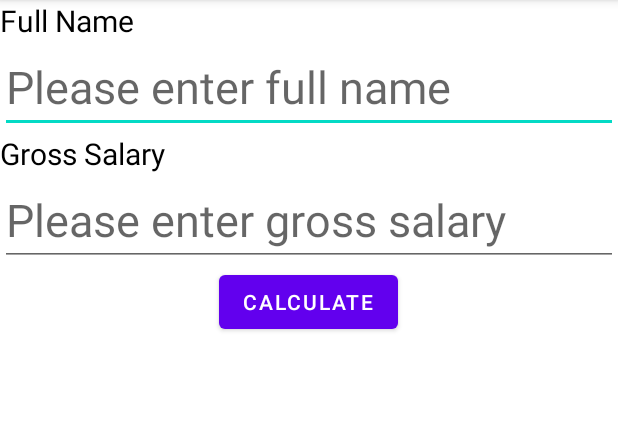
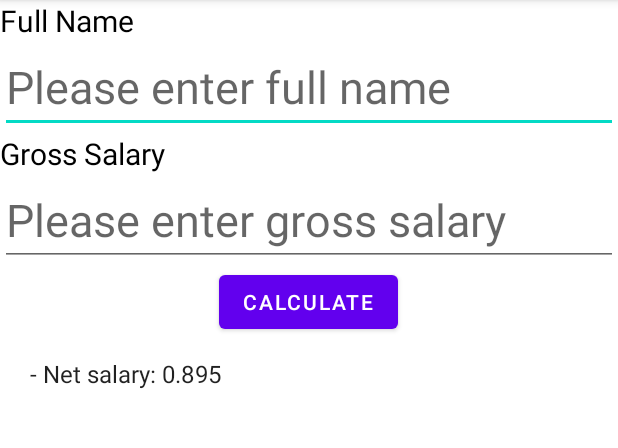
Before and after one commit to ThanhhTruongg1901/mobile_labs_20522079, an Android app: the screen it shows after launch (MainActivity), after a tap on "CALCULATE", on a phone screen of 412 x 824 dp, the part 84-532 px from its top. Run offline under Robolectric (Android 15) with nearby library versions, the phone set to English and light mode, and no system bars; 1 statement that could not run was skipped.

Commit message:
Finish Lab2

```diff
--- a/app/src/main/java/com/example/lab02/MainActivity.java
+++ b/app/src/main/java/com/example/lab02/MainActivity.java
@@ -5,12 +5,20 @@ import androidx.appcompat.app.AppCompatActivity;
 
 import android.os.Bundle;
 import android.view.View;
+import android.widget.ArrayAdapter;
 import android.widget.Button;
 import android.widget.EditText;
+import android.widget.ListView;
+import android.widget.TextView;
+
+import java.util.ArrayList;
 
 public class MainActivity extends AppCompatActivity {
     Button btnCalculate;
     EditText FullName, GrossSalary;
+   // TextView Result;
+    ListView Result;
+    ArrayList<String> arrResult;
 
     @Override
     protected void onCreate(Bundle savedInstanceState) {
@@ -20,13 +28,25 @@ public class MainActivity extends AppCompatActivity {
         btnCalculate = (Button) findViewById(R.id.buttonCalculate);
         FullName = (EditText) findViewById(R.id.FullName);
         GrossSalary = (EditText) findViewById(R.id.Gross);
+       // Result = (TextView) findViewById(R.id.result);
+        Result = (ListView) findViewById(R.id.Result);
+        arrResult = new ArrayList<>();
 
         btnCalculate.setOnClickListener(
                 new View.OnClickListener() {
                     @Override
                     public void onClick(View view) {
                         String name = FullName.getText().toString();
-                        Double sal = Double.parseDouble(GrossSalary.getText().toString());
+                        int sal = Integer.parseInt(GrossSalary.getText().toString());
+                        personal_salary ps = new personal_salary();
+                        Double salary;
+                        salary = ps.GetSalary(sal);
+                        String items = name + " - " + "Net salary: " + salary;
+                        arrResult.add(items);
+                        ArrayAdapter adapter = new ArrayAdapter(MainActivity.this, android.R.layout.simple_list_item_1, arrResult);
+                        Result.setAdapter(adapter);
+                       // Result.setText(name + " - " + "Net salary: " + salary);
+
 
                     }
                 }
--- a/app/src/main/java/com/example/lab02/personal_salary.java
+++ b/app/src/main/java/com/example/lab02/personal_salary.java
@@ -13,7 +13,7 @@ public class personal_salary {
 
     public double GetSalary (int Gross){
         double temp = Gross + (1 - 0.105);
-        if (temp <= 110000000) return temp;
-        return 110000000 + (temp - 110000000)*(1-0.05);
+        if (temp <= 11000000) return temp;
+        return 11000000 + (temp - 11000000)*(1-0.05);
     }
 }
--- a/app/src/main/res/layout/activity_main.xml
+++ b/app/src/main/res/layout/activity_main.xml
@@ -42,13 +42,19 @@
         android:text="Calculate">
     </Button>
 
-    <TextView
+    <!--<TextView
         android:id="@+id/result"
         android:layout_width="wrap_content"
         android:layout_height="wrap_content"
         android:textSize="18dp">
 
-    </TextView>
+    </TextView>-->
+    <ListView
+        android:id="@+id/Result"
+        android:layout_height="wrap_content"
+        android:layout_width="wrap_content">
+
+    </ListView>
 
 
 
```
